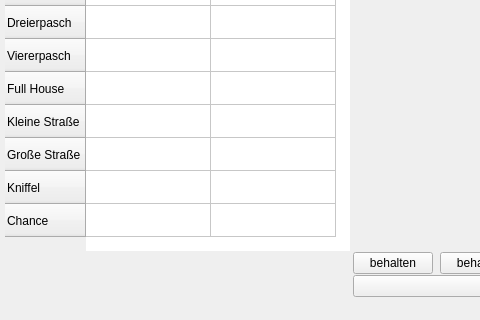
Old version of the form singleplayerdialog.ui in the repository michelfiedler/Kniffel.mrai; both pictures show x 0 to 480 and y 291 to 611 of the 786 by 611 pixel window.
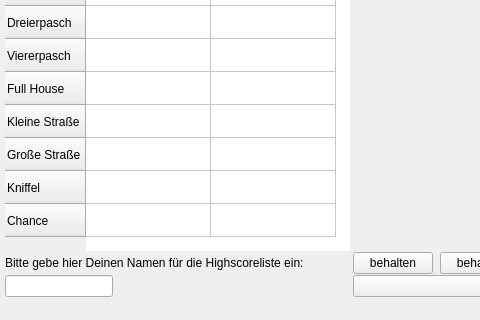
New version of the form.

Commit message: Möglichkeit zur Namenseingabe SingleplayerDialog eingefügt

Diff of the .ui file:
```diff
--- a/singleplayerdialog.ui
+++ b/singleplayerdialog.ui
@@ -375,6 +375,16 @@
      </property>
     </widget>
    </item>
+   <item row="2" column="0">
+    <widget class="QLabel" name="lName">
+     <property name="text">
+      <string>Bitte gebe hier Deinen Namen für die Highscoreliste ein:</string>
+     </property>
+    </widget>
+   </item>
+   <item row="3" column="0">
+    <widget class="QLineEdit" name="lineEdit"/>
+   </item>
   </layout>
  </widget>
  <resources/>
```
Left out of the diff: 2 changed lines with no effect on the pictures. The commit also changes 1 other file.
